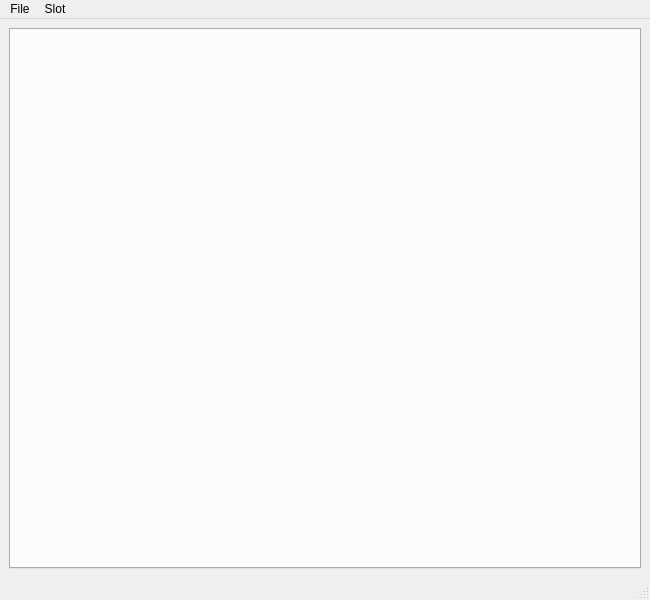
The window that gui/mhwisaveeditor.ui (EnderHDMC/MHWISaveEditor) describes before a commit, drawn with Qt 5.
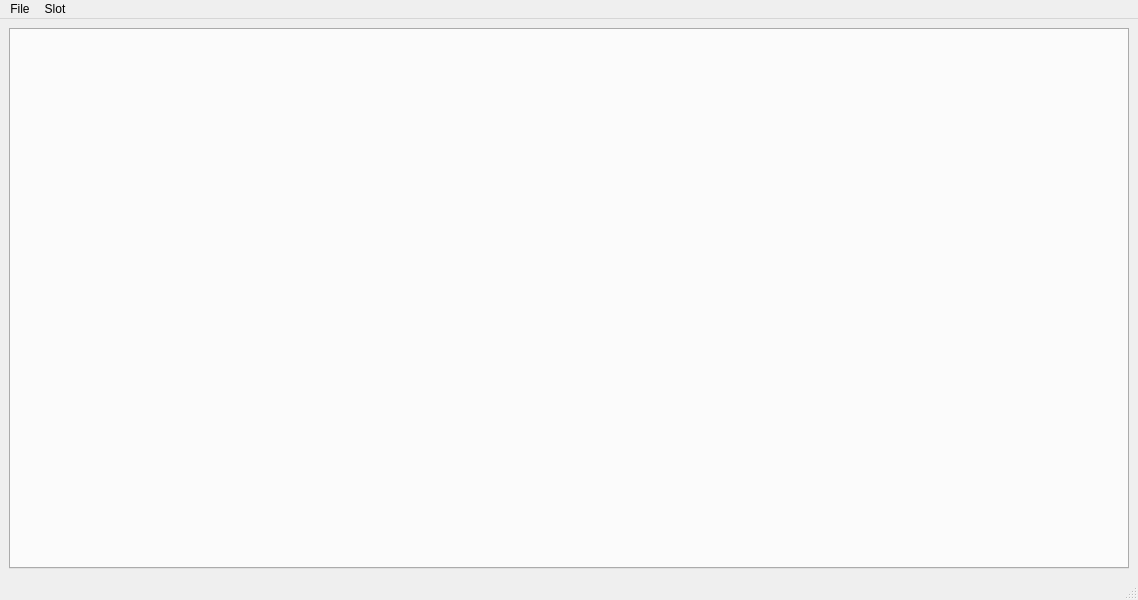
The same window after the commit.

Commit message: Set initial window size

What changed in the file:
```diff
--- a/gui/mhwisaveeditor.ui
+++ b/gui/mhwisaveeditor.ui
@@ -6,7 +6,7 @@
    <rect>
     <x>0</x>
     <y>0</y>
-    <width>650</width>
+    <width>1138</width>
     <height>600</height>
    </rect>
   </property>
@@ -35,7 +35,7 @@
     <rect>
      <x>0</x>
      <y>0</y>
-     <width>650</width>
+     <width>1138</width>
      <height>22</height>
     </rect>
    </property>
```
